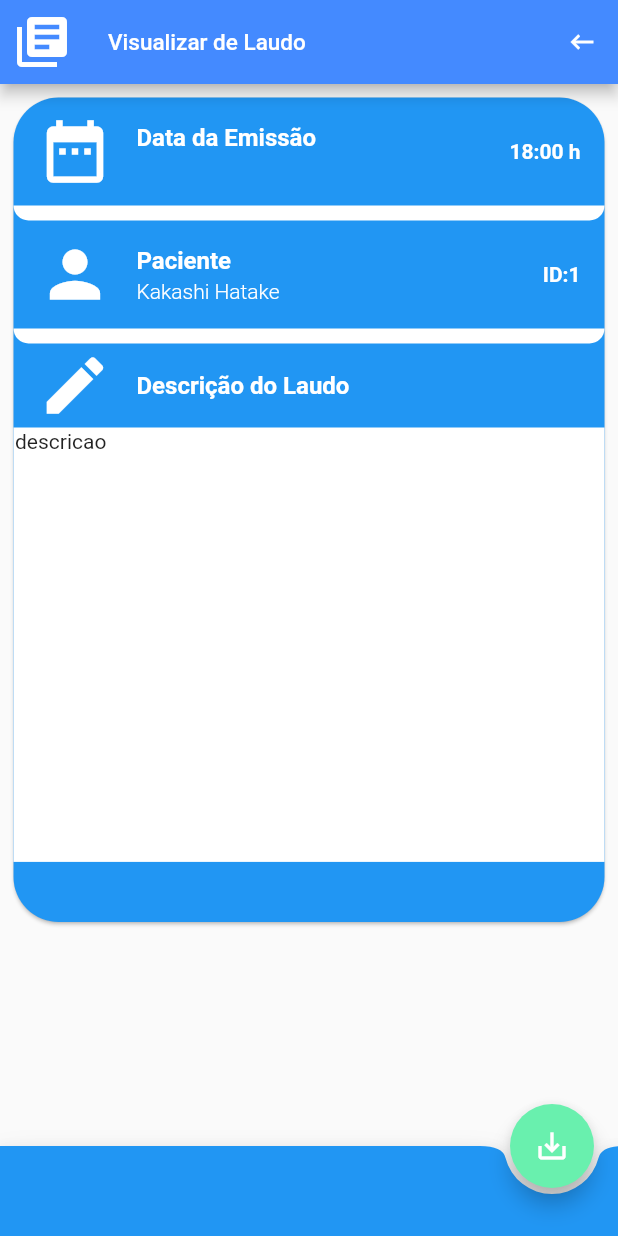
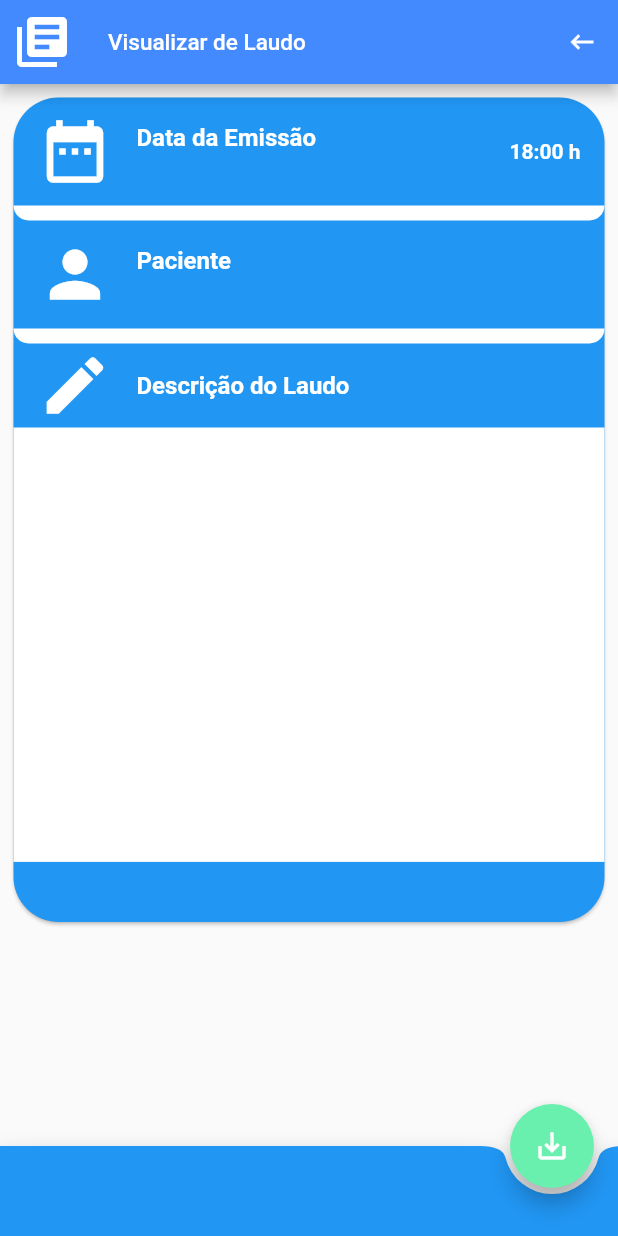
Before and after one commit to pauloAlves98/br.edu.mobile_clinica, a Flutter app: the VisualizarLaudo screen opened by its route, on a phone screen of 412 x 824 dp. Run offline on Flutter 3.47's test engine with Material 2 defaults, Android fonts, the phone set to English and light mode, and no system bars; our stand-ins replace file_picker, flutter_swiper, sqflite, table_calendar; missing offline and left inert: masked_text; accounts and stored records are empty; generated files the repository leaves out were written again.

Commit message:
laudo paciente vizuaçização classe correta

```diff
--- a/lib/view/pages/VisualizarLaudo.dart
+++ b/lib/view/pages/VisualizarLaudo.dart
@@ -69,7 +69,7 @@ class _VisualizarLaudoState extends State<VisualizarLaudo> {
                   child: Column(
                     mainAxisSize: MainAxisSize.min,
                     children: <Widget>[
-                      const ListTile(
+                      ListTile(
                         leading:
                             Icon(Icons.date_range, size: 50, color: Colors.white),
                         title: Text('Data da Emissão',
@@ -83,24 +83,24 @@ class _VisualizarLaudoState extends State<VisualizarLaudo> {
                         trailing: Text('18:00 h', style: TextStyle(color: Colors.white,fontWeight: FontWeight.w600)),
                       ),
                     _divisor(),
-                      const ListTile(
+                      ListTile(
                         leading:
                             Icon(Icons.person, size: 50, color: Colors.white),
                         title: Text('Paciente',
                             style: TextStyle(
                                 color: Colors.white,
                                 fontWeight: FontWeight.w600)),
-                        subtitle: Text('Kakashi Hatake',
+                        subtitle: Text(VisualizarLaudo.nomePaciente,
                             style: TextStyle(
                                 color: Colors.white,
                                 fontWeight: FontWeight.w300)),
-                        trailing: Text('ID:1',
+                        /* trailing: Text('ID:1',
                             style: TextStyle(
                                 color: Colors.white,
-                                fontWeight: FontWeight.w600)),
+                                fontWeight: FontWeight.w600)), */
                       ),
                     _divisor(),
-                      const ListTile(
+                      ListTile(
                         leading: Icon(
                           Icons.mode_edit,
                           size: 50,
@@ -120,7 +120,7 @@ class _VisualizarLaudoState extends State<VisualizarLaudo> {
                           child: SingleChildScrollView(
                             child:Container(
                               width: 400,
-                              child:  new Text("descricao",
+                              child:  new Text(VisualizarLaudo.descricao,
                             textWidthBasis: TextWidthBasis.longestLine,
                             maxLines: null,
                             )
```
